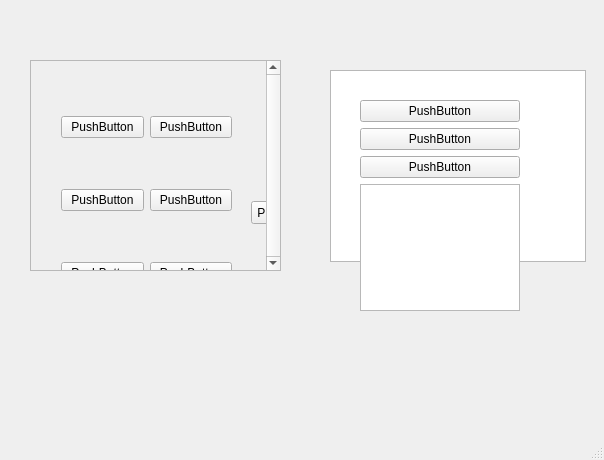
First picture: the form in test.ui, repository IvnGenza/EasyJob_39, before the edit.
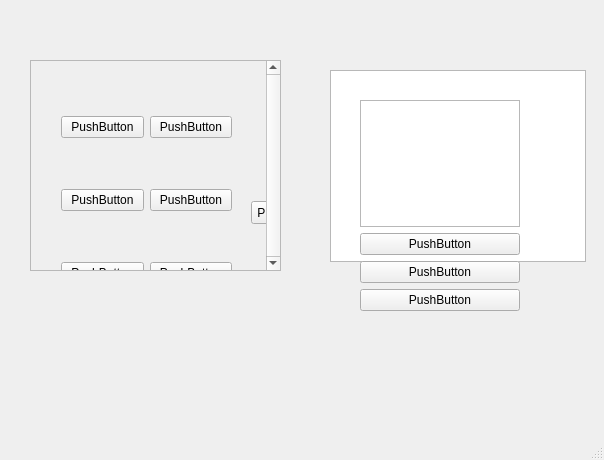
Second picture: the form after the edit.

```diff
--- a/test.ui
+++ b/test.ui
@@ -136,28 +136,28 @@
      </rect>
     </property>
     <layout class="QGridLayout" name="gridLayout_2">
-     <item row="2" column="0">
+     <item row="7" column="0">
       <widget class="QPushButton" name="pushButton_10">
        <property name="text">
         <string>PushButton</string>
        </property>
       </widget>
      </item>
-     <item row="0" column="0">
-      <widget class="QPushButton" name="pushButton_8">
-       <property name="text">
-        <string>PushButton</string>
-       </property>
-      </widget>
-     </item>
-     <item row="1" column="0">
-      <widget class="QPushButton" name="pushButton_9">
-       <property name="text">
-        <string>PushButton</string>
-       </property>
-      </widget>
-     </item>
      <item row="3" column="0">
+      <widget class="QPushButton" name="pushButton_9">
+       <property name="text">
+        <string>PushButton</string>
+       </property>
+      </widget>
+     </item>
+     <item row="1" column="0">
+      <widget class="QPushButton" name="pushButton_8">
+       <property name="text">
+        <string>PushButton</string>
+       </property>
+      </widget>
+     </item>
+     <item row="0" column="0">
       <widget class="QListWidget" name="listWidget"/>
      </item>
     </layout>
```
Left out of the diff: 4 changed lines with no effect on the pictures.
